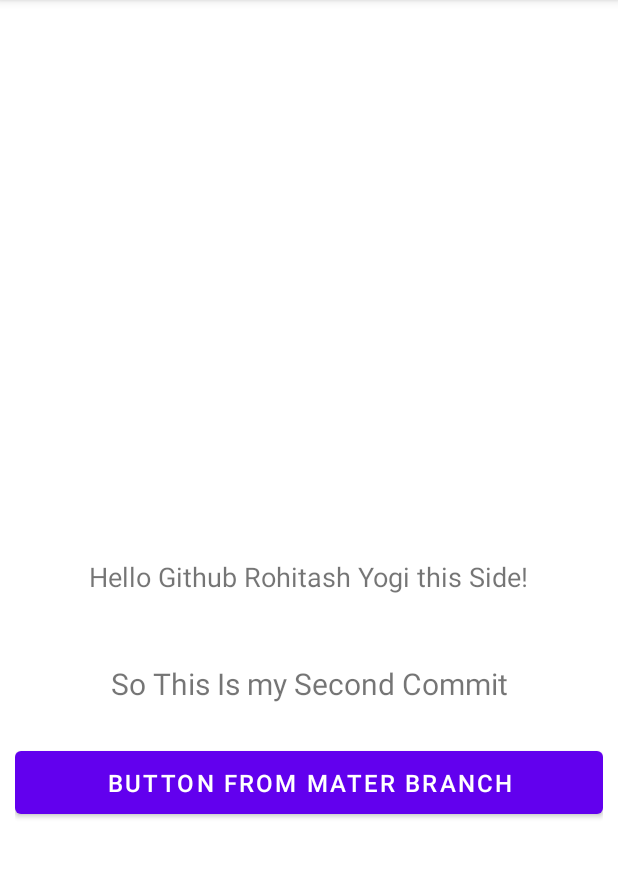
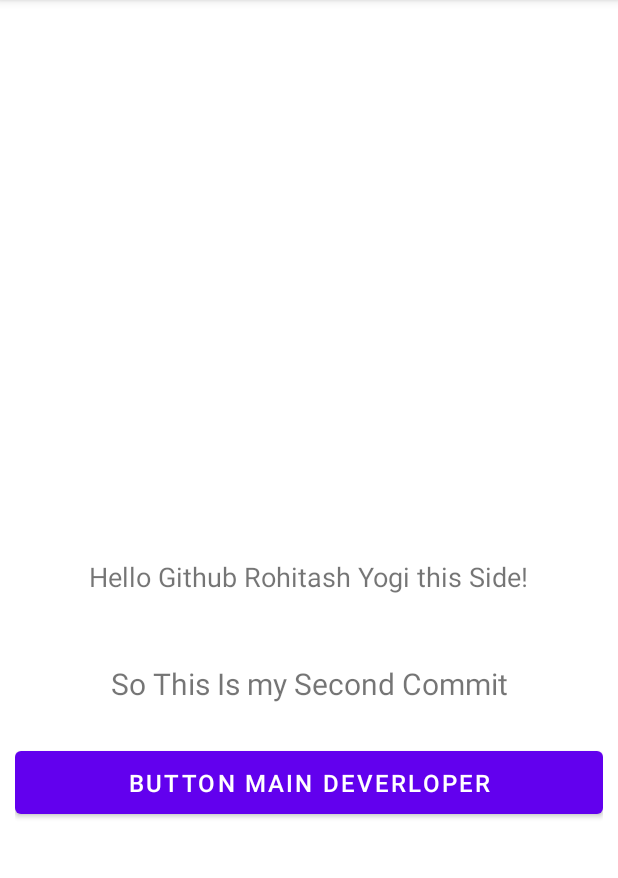
Before and after one commit to RohitashYogi/GithubLearning, an Android app: the screen it shows after launch (MainActivity), on a phone screen of 412 x 824 dp, the part 84-962 px from its top. Run offline under Robolectric (Android 15) with nearby library versions, the phone set to English and light mode, and no system bars.

Commit message:
Fifth Commit Master Branch

```diff
--- a/app/src/main/res/layout/activity_main.xml
+++ b/app/src/main/res/layout/activity_main.xml
@@ -43,7 +43,7 @@
             android:padding="10dp"
             android:layout_width="match_parent"
             android:layout_height="wrap_content"
-            android:text="Button From Mater Branch"
+            android:text="Button Main Deverloper"
             android:textSize="16dp"
 
             >
```
